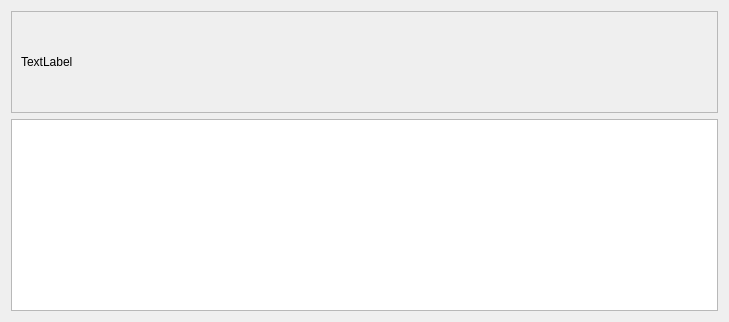
CZDanol/dnlcalc, file src/gui/calcwindow.ui: the form before one commit.
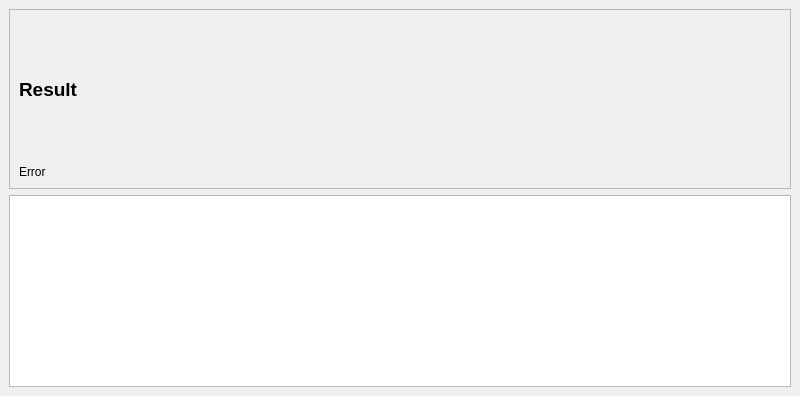
The form after the commit.

The edit to the form file:
```diff
--- a/src/gui/calcwindow.ui
+++ b/src/gui/calcwindow.ui
@@ -1,18 +1,19 @@
 <?xml version="1.0" encoding="UTF-8"?>
 <ui version="4.0">
  <class>CalcWindow</class>
- <widget class="QWidget" name="CalcWindow">
+ <widget class="QMainWindow" name="CalcWindow">
   <property name="geometry">
    <rect>
     <x>0</x>
     <y>0</y>
-    <width>729</width>
-    <height>322</height>
+    <width>800</width>
+    <height>396</height>
    </rect>
   </property>
   <property name="windowTitle">
    <string>Form</string>
   </property>
+  <widget class="QWidget" name="centralwidget">
   <layout class="QVBoxLayout" name="verticalLayout">
    <item>
     <widget class="QFrame" name="frame">
@@ -31,8 +32,27 @@
      <layout class="QVBoxLayout" name="verticalLayout_2">
       <item>
        <widget class="QLabel" name="lblResult">
+         <property name="sizePolicy">
+          <sizepolicy hsizetype="Preferred" vsizetype="Expanding">
+           <horstretch>0</horstretch>
+           <verstretch>0</verstretch>
+          </sizepolicy>
+         </property>
+         <property name="font">
+          <font>
+           <pointsize>14</pointsize>
+           <bold>true</bold>
+          </font>
+         </property>
         <property name="text">
-         <string>TextLabel</string>
+          <string>Result</string>
+         </property>
+        </widget>
+       </item>
+       <item>
+        <widget class="QLabel" name="lblError">
+         <property name="text">
+          <string>Error</string>
         </property>
        </widget>
       </item>
@@ -50,6 +70,17 @@
     </widget>
    </item>
   </layout>
+  </widget>
+  <widget class="QMenuBar" name="menubar">
+   <property name="geometry">
+    <rect>
+     <x>0</x>
+     <y>0</y>
+     <width>800</width>
+     <height>21</height>
+    </rect>
+   </property>
+  </widget>
  </widget>
  <resources/>
  <connections/>
```
Left out of the diff: 2 changed lines with no effect on the pictures. Lines whose indentation alone changed are shown as unchanged.
